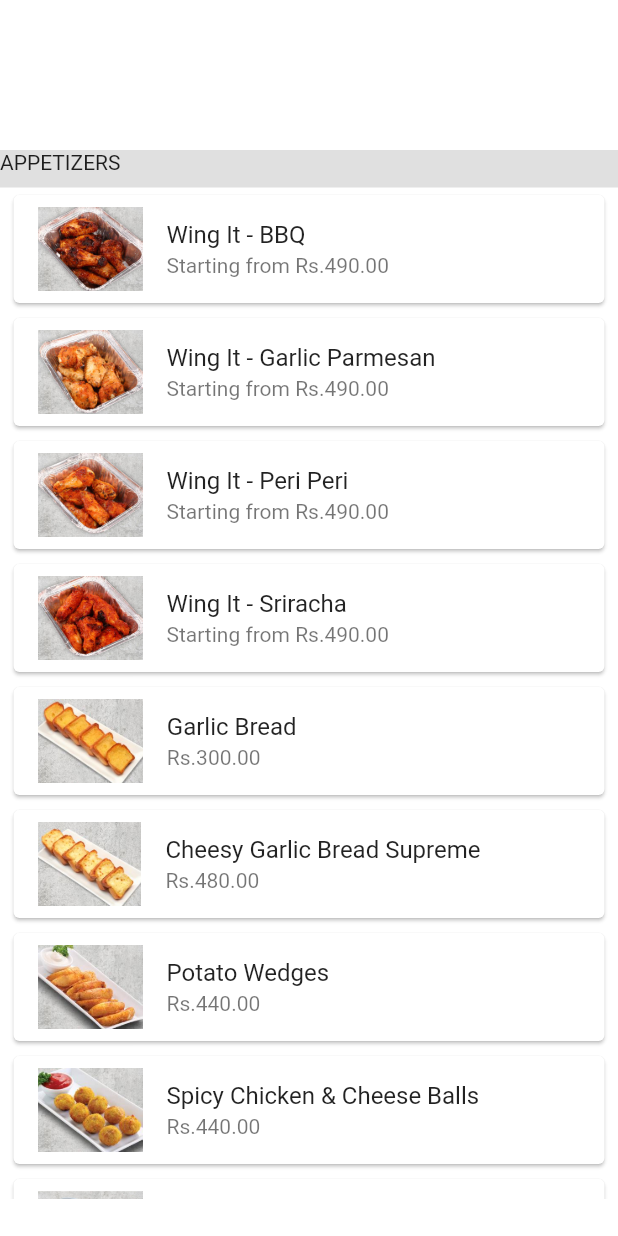
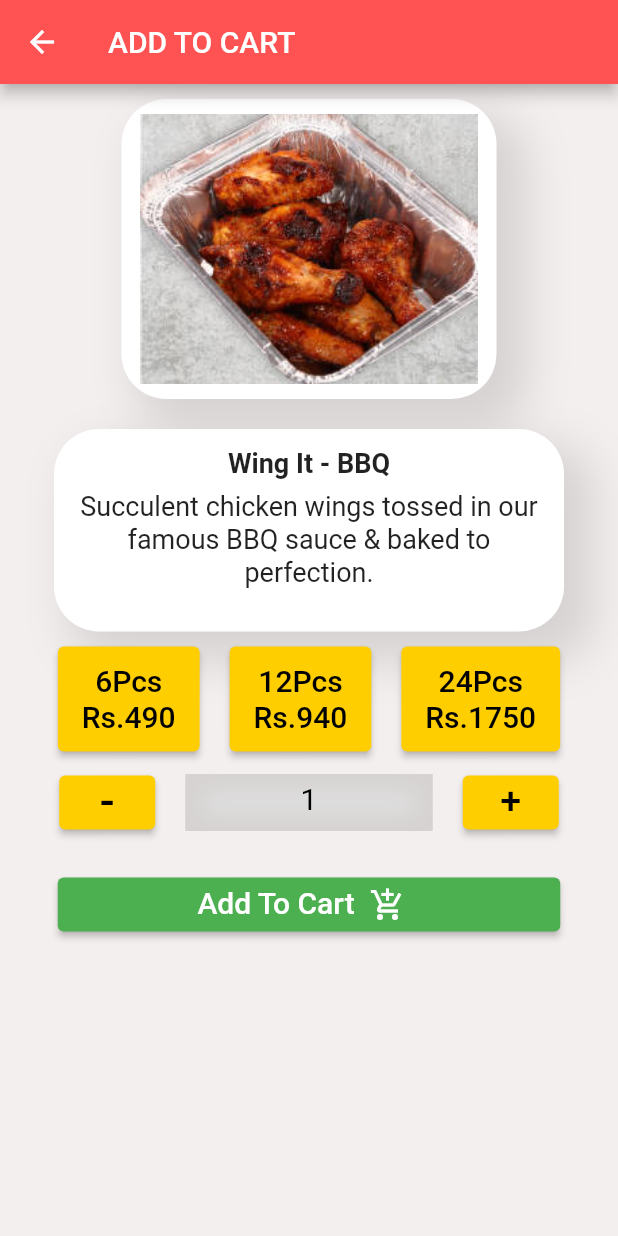
Before and after one commit to paradocx96/Pizza-Hut-App, a Flutter app: the Appetizers screen opened by its route, after a tap on "Wing It - BBQ", on a phone screen of 412 x 824 dp. Run offline on Flutter 3.47's test engine with Material 2 defaults, Android fonts, the phone set to English and light mode, and no system bars.

Commit message:
PizzaHut - Appetizers - Add to Cart

```diff
--- /dev/null
+++ b/lib/modules/appetizers/screens/appetizer_food.dart
@@ -0,0 +1,318 @@
+import 'package:flutter/material.dart';
+
+class AppetizerFood extends StatefulWidget {
+  final String name;
+  final List size;
+  final List price;
+  final String description;
+  final String type;
+  final String flag;
+
+  const AppetizerFood(
+      {Key? key,
+      required this.name,
+      required this.size,
+      required this.price,
+      required this.description,
+      required this.type,
+      required this.flag})
+      : super(key: key);
+
+  @override
+  _AppetizerFoodState createState() => _AppetizerFoodState();
+}
+
+class _AppetizerFoodState extends State<AppetizerFood> {
+  @override
+  Widget build(BuildContext context) {
+    return Scaffold(
+      appBar: AppBar(
+        title: Text('ADD TO CART'),
+          backgroundColor: Colors.redAccent,
+      ),
+      body: getBody(),
+    );
+  }
+
+  Widget getBody() {
+    return SafeArea(
+      child: Container(
+        decoration: BoxDecoration(color: Color(0xFFF4EFEF)),
+        height: MediaQuery.of(context).size.height,
+        width: MediaQuery.of(context).size.width,
+        child: Column(
+          children: [
+            Container(
+              width: 250,
+              height: 200,
+              margin: EdgeInsets.all(10.0),
+              padding: EdgeInsets.all(10.0),
+              decoration: BoxDecoration(
+                color: Colors.white,
+                borderRadius: BorderRadius.only(
+                  topRight: Radius.circular(30.0),
+                  topLeft: Radius.circular(30.0),
+                  bottomLeft: Radius.circular(30.0),
+                  bottomRight: Radius.circular(30.0),
+                ),
+                boxShadow: [
+                  BoxShadow(
+                    color: Colors.black12,
+                    blurRadius: 25.0, // soften the shadow
+                    spreadRadius: 5.0, //extend the shadow
+                    offset: Offset(
+                      15.0, // Move to right 10  horizontally
+                      15.0, // Move to bottom 10 Vertically
+                    ),
+                  )
+                ],
+              ),
+              child: Image.asset(
+                'assets/images/appetizers/${widget.flag}',
+                alignment: Alignment.center,
+              ),
+            ),
+            Container(
+              child: getDescription(),
+            ),
+            Container(
+              child: typeCheck(),
+            ),
+            Container(
+              child: addCart(),
+            ),
+          ],
+        ),
+      ),
+    );
+  }
+
+  Widget getDescription() {
+    return Container(
+      constraints: BoxConstraints(minHeight: 120, maxHeight: 135),
+      margin: EdgeInsets.all(10.0),
+      width: 340,
+      decoration: BoxDecoration(
+        color: Colors.white,
+        borderRadius: BorderRadius.only(
+          topRight: Radius.circular(30.0),
+          topLeft: Radius.circular(30.0),
+          bottomLeft: Radius.circular(30.0),
+          bottomRight: Radius.circular(30.0),
+        ),
+        boxShadow: [
+          BoxShadow(
+            color: Colors.black12,
+            blurRadius: 25.0, // soften the shadow
+            spreadRadius: 5.0, //extend the shadow
+            offset: Offset(
+              15.0, // Move to right 10  horizontally
+              15.0, // Move to bottom 10 Vertically
+            ),
+          )
+        ],
+      ),
+      child: Column(
+        children: [
+          Container(
+            child: Text(
+              widget.name,
+              style: TextStyle(height: 2, fontSize: 18, fontWeight: FontWeight.bold),
+            ),
+          ),
+          Container(
+            margin: EdgeInsets.all(5.0),
+            child: Text(
+              widget.description,
+              style: TextStyle(height: 1.2, fontSize: 18),
+              textAlign: TextAlign.center,
+            ),
+          ),
+        ],
+      ),
+    );
+  }
+
+  Widget typeCheck() {
+    if (widget.type == 'advanced') {
+      return Container(
+        child: Row(
+          mainAxisAlignment: MainAxisAlignment.center,
+          crossAxisAlignment: CrossAxisAlignment.center,
+          children: [
+            Container(
+              height: 70,
+              padding: EdgeInsets.symmetric(horizontal: 10),
+              child: ElevatedButton(
+                style: ButtonStyle(
+                  backgroundColor:
+                      MaterialStateProperty.all<Color>(Color(0xFFFECE00)),
+                ),
+                onPressed: () {},
+                child: Text(
+                  widget.size[0] + '\n' + widget.price[0],
+                  style:
+                      TextStyle(height: 1.2, fontSize: 20, color: Colors.black),
+                  textAlign: TextAlign.center,
+                ),
+              ),
+            ),
+            Container(
+              height: 70,
+              padding: EdgeInsets.symmetric(horizontal: 10),
+              child: ElevatedButton(
+                style: ButtonStyle(
+                  backgroundColor:
+                      MaterialStateProperty.all<Color>(Color(0xFFFECE00)),
+                ),
+                onPressed: () {},
+                child: Text(
+                  widget.size[1] + '\n' + widget.price[1],
+                  style:
+                      TextStyle(height: 1.2, fontSize: 20, color: Colors.black),
+                  textAlign: TextAlign.center,
+                ),
+              ),
+            ),
+            Container(
+              height: 70,
+              padding: EdgeInsets.symmetric(horizontal: 10),
+              child: ElevatedButton(
+                style: ButtonStyle(
+                  backgroundColor:
+                      MaterialStateProperty.all<Color>(Color(0xFFFECE00)),
+                ),
+                onPressed: () {},
+                child: Text(
+                  widget.size[2] + '\n' + widget.price[2],
+                  style:
+                      TextStyle(height: 1.2, fontSize: 20, color: Colors.black),
+                  textAlign: TextAlign.center,
+                ),
+              ),
+            ),
+          ],
+        ),
+      );
+    } else {
+      return Container(
+        width: 120,
+        height: 50,
+        decoration: BoxDecoration(
+          color: Colors.white,
+          borderRadius: BorderRadius.only(
+            topRight: Radius.circular(30.0),
+            topLeft: Radius.circular(30.0),
+            bottomLeft: Radius.circular(30.0),
+            bottomRight: Radius.circular(30.0),
+          ),
+        ),
+        child: Container(
+          margin: EdgeInsets.all(5.0),
+          child: Text(
+            widget.price[0],
+            style: TextStyle(height: 1.5, fontSize: 20, fontWeight: FontWeight.bold),
+            textAlign: TextAlign.center,
+          ),
+        ),
+      );
+    }
+  }
+
+  Widget addCart() {
+    return Container(
+      child: Column(
+        children: [
+          Container(
+            padding: EdgeInsets.symmetric(vertical: 10),
+            child: Row(
+              mainAxisAlignment: MainAxisAlignment.center,
+              crossAxisAlignment: CrossAxisAlignment.center,
+              children: [
+                Container(
+                  padding: EdgeInsets.symmetric(horizontal: 20),
+                  child: ElevatedButton(
+                    style: ButtonStyle(
+                      backgroundColor:
+                          MaterialStateProperty.all<Color>(Color(0xFFFECE00)),
+                    ),
+                    onPressed: () {},
+                    child: Text(
+                      '-',
+                      style: TextStyle(
+                          height: 1, fontSize: 30, color: Colors.black),
+                    ),
+                  ),
+                ),
+                Container(
+                  width: 165,
+                  height: 38,
+                  decoration: BoxDecoration(
+                    color: Colors.black12,
+                    boxShadow: [
+                      BoxShadow(
+                        color: Colors.white,
+                        spreadRadius: -12.0,
+                        blurRadius: 12.0,
+                      )
+                    ],
+                  ),
+                  child: Text(
+                    '1',
+                    style:
+                        TextStyle(height: 1.5, fontSize: 20, color: Colors.black),
+                    textAlign: TextAlign.center,
+                  ),
+                ),
+                Container(
+                  padding: EdgeInsets.symmetric(horizontal: 20),
+                  child: ElevatedButton(
+                    style: ButtonStyle(
+                      backgroundColor:
+                          MaterialStateProperty.all<Color>(Color(0xFFFECE00)),
+                    ),
+                    onPressed: () {},
+                    child: Text(
+                      '+',
+                      style: TextStyle(
+                          height: 1, fontSize: 25, color: Colors.black),
+                    ),
+                  ),
+                ),
+              ],
+            ),
+          ),
+          Container(
+            width: 335,
+            margin: EdgeInsets.all(10),
+            child: ElevatedButton(
+              style: ButtonStyle(
+                backgroundColor: MaterialStateProperty.all<Color>(Colors.green),
+              ),
+              onPressed: () {},
+              child: Row(
+                mainAxisAlignment: MainAxisAlignment.center,
+                crossAxisAlignment: CrossAxisAlignment.center,
+                children: [
+                  Text(
+                    'Add To Cart',
+                    style: TextStyle(height: 1, fontSize: 20),
+                  ),
+                  Container(
+                    padding: EdgeInsets.symmetric(horizontal: 10),
+                    child: Icon(
+                      Icons.add_shopping_cart,
+                      color: Colors.white,
+                      size: 24.0,
+                      semanticLabel: 'Add To Cart',
+                    ),
+                  ),
+                ],
+              ),
+            ),
+          ),
+        ],
+      ),
+    );
+  }
+}
--- a/lib/modules/categories/models/appetizer.dart
+++ b/lib/modules/categories/models/appetizer.dart
@@ -1,7 +1,19 @@
 class Appetizer {
   late String name;
-  late String price;
+  late String startPrice;
+  late List size;
+  late List price;
+  late String description;
+  late String type;
   late String flag;
 
-  Appetizer({required this.name, required this.price, required this.flag});
+  Appetizer({
+    required this.name,
+    required this.startPrice,
+    required this.size,
+    required this.price,
+    required this.description,
+    required this.type,
+    required this.flag
+  });
 }
--- a/lib/modules/categories/screens/appetizers.dart
+++ b/lib/modules/categories/screens/appetizers.dart
@@ -1,4 +1,5 @@
 import 'package:flutter/material.dart';
+import 'package:pizzahut/modules/appetizers/screens/appetizer_food.dart';
 import 'package:pizzahut/modules/categories/models/appetizer.dart';
 
 class Appetizers extends StatefulWidget {
@@ -9,47 +10,96 @@ class Appetizers extends StatefulWidget {
 }
 
 class _AppetizersState extends State<Appetizers> {
-
   List<Appetizer> appetizers = [
     Appetizer(
         name: 'Wing It - BBQ',
-        price: 'Starting from Rs.490.00',
+        startPrice: 'Starting from Rs.490.00',
+        size: ['6Pcs', '12Pcs', '24Pcs'],
+        price: ['Rs.490', 'Rs.940', 'Rs.1750'],
+        description:
+            'Succulent chicken wings tossed in our famous BBQ sauce & baked to perfection.',
+        type: 'advanced',
         flag: 'appetizerImage1.jpg'),
     Appetizer(
         name: 'Wing It - Garlic Parmesan',
-        price: 'Starting from Rs.490.00',
+        startPrice: 'Starting from Rs.490.00',
+        size: ['6Pcs', '12Pcs', '24Pcs'],
+        price: ['Rs.490', 'Rs.940', 'Rs.1750'],
+        description:
+            'Succulent chicken wings tossed in our creamy Garlic Parmesan sauce & baked to perfection.',
+        type: 'advanced',
         flag: 'appetizerImage2.jpg'),
     Appetizer(
         name: 'Wing It - Peri Peri',
-        price: 'Starting from Rs.490.00',
+        startPrice: 'Starting from Rs.490.00',
+        size: ['6Pcs', '12Pcs', '24Pcs'],
+        price: ['Rs.490', 'Rs.940', 'Rs.1750'],
+        description:
+            'Succulent chicken wings tossed in our flavourful Peri Peri sauce & baked to perfection.',
+        type: 'advanced',
         flag: 'appetizerImage3.jpg'),
     Appetizer(
         name: 'Wing It - Sriracha',
-        price: 'Starting from Rs.490.00',
+        startPrice: 'Starting from Rs.490.00',
+        size: ['6Pcs', '12Pcs', '24Pcs'],
+        price: ['Rs.490', 'Rs.940', 'Rs.1750'],
+        description:
+            'Succulent chicken wings tossed in our spicy Sriracha sauce & baked to perfection.',
+        type: 'advanced',
         flag: 'appetizerImage4.jpg'),
     Appetizer(
         name: 'Garlic Bread',
-        price: 'Rs.300.00',
+        startPrice: 'Rs.300.00',
+        size: [''],
+        price: ['Rs.300.00'],
+        description:
+            'Sliced & spread with garlic buttery goodness.',
+        type: 'normal',
         flag: 'appetizerImage5.jpg'),
     Appetizer(
         name: 'Cheesy Garlic Bread Supreme',
-        price: 'Rs.480.00',
+        startPrice: 'Rs.480.00',
+        size: [''],
+        price: ['Rs.480.00'],
+        description:
+            'Layered with garlic butter & mozzarella cheese.',
+        type: 'normal',
         flag: 'appetizerImage6.jpg'),
     Appetizer(
         name: 'Potato Wedges',
-        price: 'Rs.440.00',
+        startPrice: 'Rs.440.00',
+        size: [''],
+        price: ['Rs.440'],
+        description:
+            'Our delicious wedges are soft on the inside, crunchy on the outside and is the perfect snack to take delight in.',
+        type: 'normal',
         flag: 'appetizerImage7.jpg'),
     Appetizer(
         name: 'Spicy Chicken & Cheese Balls',
-        price: 'Rs.440.00',
+        startPrice: 'Rs.440.00',
+        size: [''],
+        price: ['Rs.440'],
+        description:
+            'Chicken and cheese are two things that go so well together, and with this delectable appetizer.',
+        type: 'normal',
         flag: 'appetizerImage8.jpg'),
     Appetizer(
         name: 'Baked Chicken Wings in  BBQ Sauce',
-        price: 'Rs.490.00',
+        startPrice: 'Rs.490.00',
+        size: [''],
+        price: ['Rs.490'],
+        description:
+            'Everyone’s favourite wings, baked just the right amount and given the tangy flavor of BBQ sauce to tantalize your taste-buds.',
+        type: 'normal',
         flag: 'appetizerImage9.jpg'),
     Appetizer(
-        name: 'Chicken Sausage Roll (1pc)',
-        price: 'Rs.190.00',
+        name: 'Chicken Sausage Roll',
+        startPrice: 'Rs.190.00',
+        size: [''],
+        price: ['Rs.190'],
+        description:
+            'Chicken sausage roll 1pc.',
+        type: 'normal',
         flag: 'appetizerImage10.jpg')
   ];
 
@@ -67,13 +117,15 @@ class _AppetizersState extends State<Appetizers> {
                 width: MediaQuery.of(context).size.width,
               ),
               Container(
-                height: 25,
-                color: Colors.black12,
+                height: 30,
                 width: MediaQuery.of(context).size.width,
-                child: Text('APPETIZERS'),
+                color: Colors.white,
+                child: Text('APPETIZERS ---------------------------------------------------',
+                  style: TextStyle(height: 1.5, fontSize: 20),
+                ),
               ),
               Container(
-                height: MediaQuery.of(context).size.height - 150,
+                height: MediaQuery.of(context).size.height - 154,
                 child: ListView.builder(
                     itemCount: appetizers.length,
                     itemBuilder: (context, index) {
@@ -82,9 +134,20 @@ class _AppetizersState extends State<Appetizers> {
                             vertical: 1.0, horizontal: 5.0),
                         child: Card(
                           child: ListTile(
-                            onTap: () {},
+                            onTap: () {
+                              Navigator.push(
+                                  context,
+                                  MaterialPageRoute(
+                                      builder: (_) => AppetizerFood(
+                                          name: appetizers[index].name,
+                                          size: appetizers[index].size,
+                                          price: appetizers[index].price,
+                                          description: appetizers[index].description,
+                                          type: appetizers[index].type,
+                                          flag: appetizers[index].flag)));
+                            },
                             title: Text(appetizers[index].name),
-                            subtitle: Text(appetizers[index].price),
+                            subtitle: Text(appetizers[index].startPrice),
                             leading: Image(
                               image: AssetImage(
                                   'assets/images/appetizers/${appetizers[index].flag}'),
```
